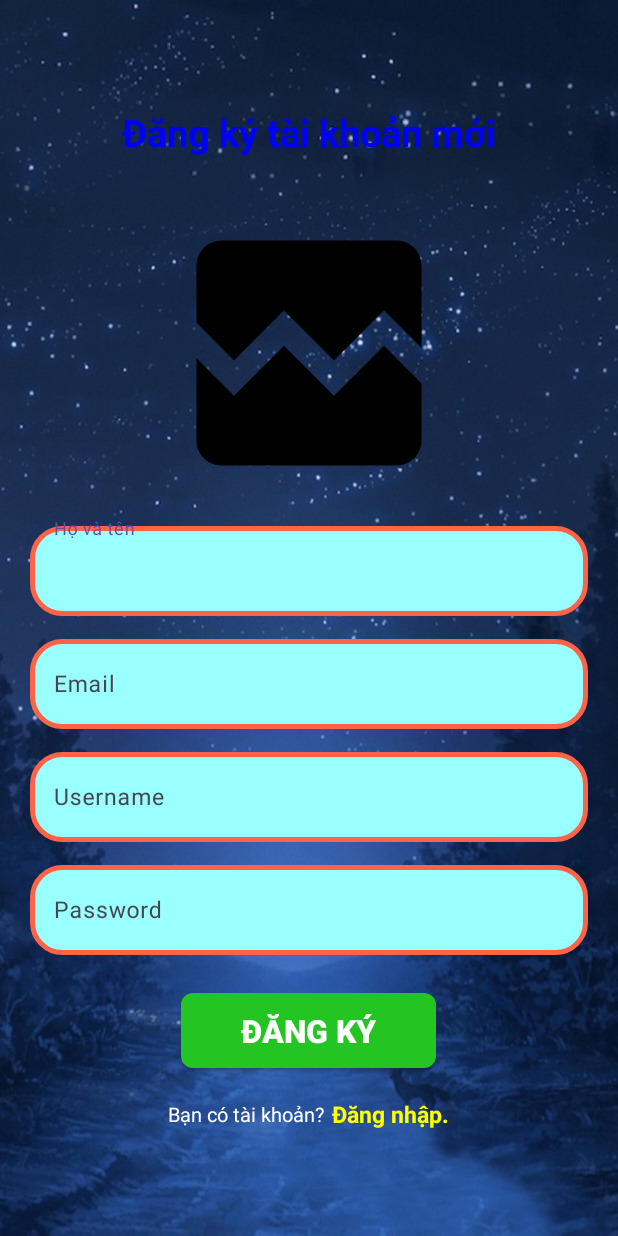
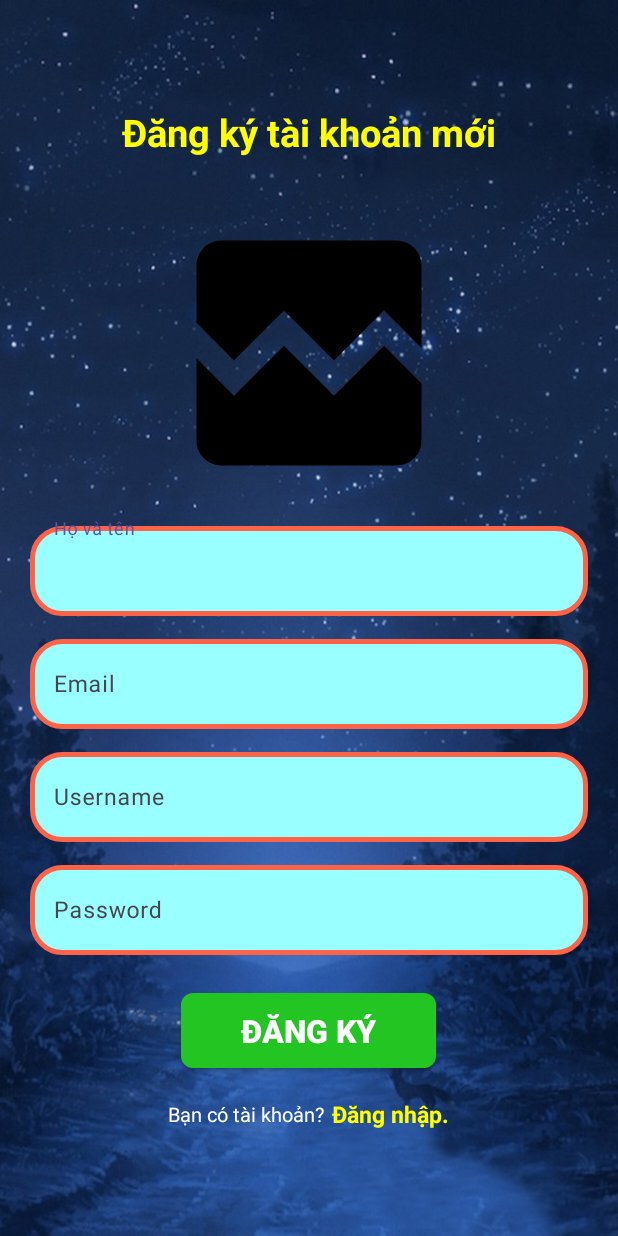
Before and after one commit to anhtaplaptrinh/Assgment1_ph43396_Rest_API, an Android app: the Register screen opened directly, with no data from a screen before it, on a phone screen of 412 x 824 dp. Run offline under Robolectric (Android 15) with nearby library versions, the phone set to English and light mode, and no system bars; our stand-ins replace Firebase (no records; nobody signed in at launch, a user with empty details on screens opened directly); pictures from the network do not load.

Commit message:
update asm2

```diff
--- a/app/src/main/res/layout/activity_register.xml
+++ b/app/src/main/res/layout/activity_register.xml
@@ -13,7 +13,7 @@
         android:layout_width="wrap_content"
         android:layout_height="wrap_content"
         android:text="Đăng ký tài khoản mới"
-        android:textColor="@color/blue"
+        android:textColor="@color/yellow"
         android:layout_gravity="center"
         android:textSize="25dp"
         android:textStyle="bold"
```
Also changed, not shown: app/src/main/java/com/example/assgment_ph43396_rest_api_and/login.java (+9 -0 lines).
